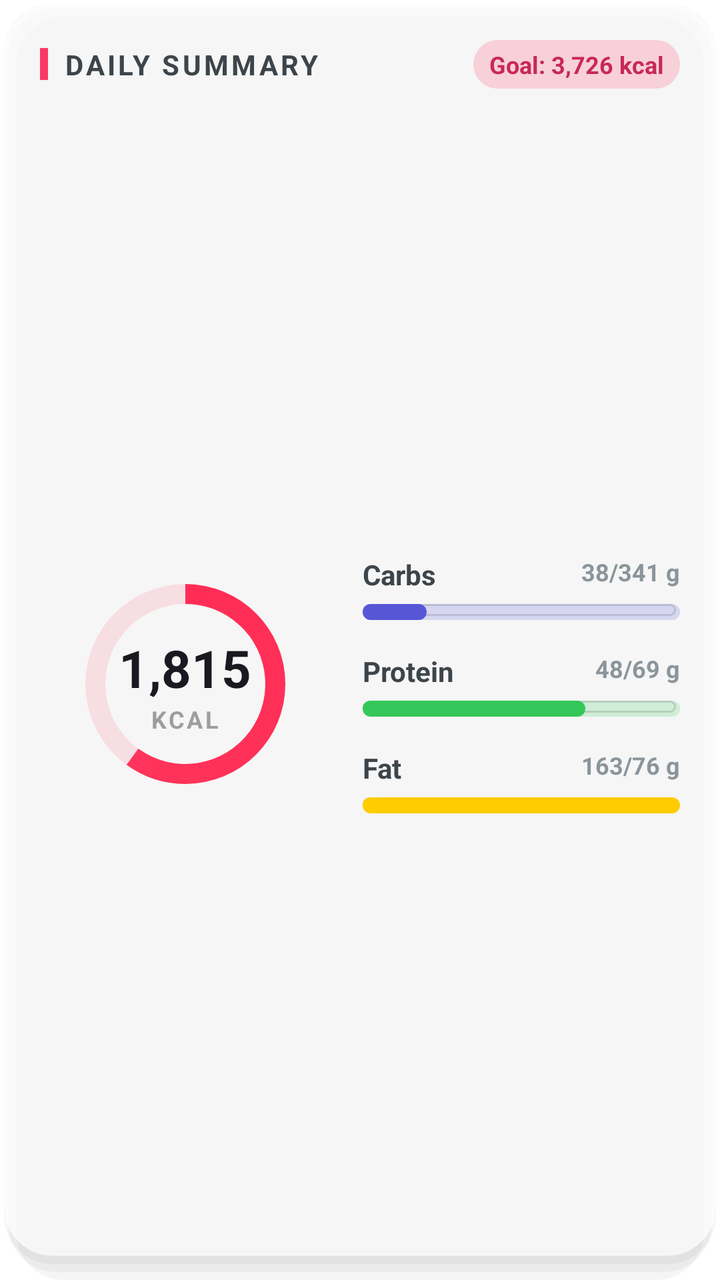
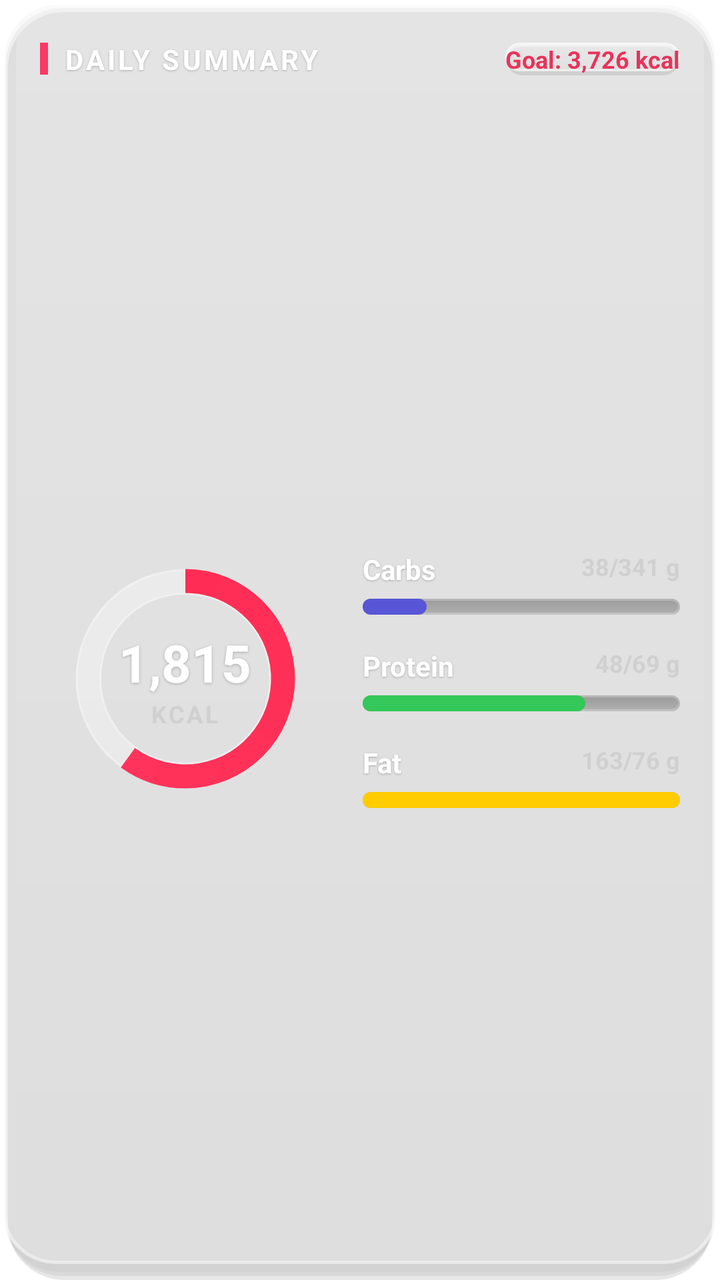

Two renders of the same Android screen: before a commit and after it. Below are the layout's source before the change and the commit's diff.
<!-- AndroidManifest.xml: fallback theme Theme.MaterialComponents.DayNight.NoActionBar -->
<!-- res/layout/widget_layout.xml -->
<?xml version="1.0" encoding="utf-8"?>
<RelativeLayout xmlns:android="http://schemas.android.com/apk/res/android"
    android:layout_width="match_parent"
    android:layout_height="match_parent"
    android:background="@drawable/widget_bg_skeuomorphic"
    android:padding="20dp">

    
    <RelativeLayout
        android:id="@+id/header_layout"
        android:layout_width="match_parent"
        android:layout_height="wrap_content">

        <LinearLayout
            android:layout_width="wrap_content"
            android:layout_height="wrap_content"
            android:layout_centerVertical="true"
            android:layout_alignParentStart="true"
            android:orientation="horizontal"
            android:gravity="center_vertical">

            <FrameLayout
                android:layout_width="4dp"
                android:layout_height="16dp"
                android:background="#FA3964" />

            <TextView
                android:layout_width="wrap_content"
                android:layout_height="wrap_content"
                android:layout_marginStart="8dp"
                android:text="DAILY SUMMARY"
                android:textColor="#3D454A"
                android:textSize="14sp"
                android:textStyle="bold"
                android:letterSpacing="0.1" />
        </LinearLayout>

        <TextView
            android:id="@+id/tv_goal"
            android:layout_width="wrap_content"
            android:layout_height="wrap_content"
            android:layout_alignParentEnd="true"
            android:layout_centerVertical="true"
            android:background="@drawable/bg_pill"
            android:text="Goal: 3,726 kcal"
            android:textColor="#C82855"
            android:textSize="12sp"
            android:textStyle="bold" />
    </RelativeLayout>

    
    <LinearLayout
        android:layout_width="match_parent"
        android:layout_height="match_parent"
        android:layout_below="@id/header_layout"
        android:layout_marginTop="20dp"
        android:baselineAligned="false"
        android:orientation="horizontal">

        
        <RelativeLayout
            android:layout_width="0dp"
            android:layout_height="match_parent"
            android:layout_weight="1"
            android:gravity="center">

            <ProgressBar
                android:id="@+id/pb_calories"
                style="?android:attr/progressBarStyleHorizontal"
                android:layout_width="120dp"
                android:layout_height="120dp"
                android:indeterminate="false"
                android:max="100"
                android:progress="60"
                android:progressDrawable="@drawable/pb_cal"
                android:layout_centerInParent="true" />

            <LinearLayout
                android:layout_width="wrap_content"
                android:layout_height="wrap_content"
                android:layout_centerInParent="true"
                android:gravity="center"
                android:orientation="vertical">

                <TextView
                    android:id="@+id/tv_cal_consumed"
                    android:layout_width="wrap_content"
                    android:layout_height="wrap_content"
                    android:text="1,815"
                    android:textColor="#181A1F"
                    android:textSize="26sp"
                    android:textStyle="bold" />

                <TextView
                    android:layout_width="wrap_content"
                    android:layout_height="wrap_content"
                    android:text="KCAL"
                    android:textColor="#9E9E9E"
                    android:textSize="12sp"
                    android:textStyle="bold"
                    android:letterSpacing="0.1" />
            </LinearLayout>
        </RelativeLayout>

        
        <LinearLayout
            android:layout_width="0dp"
            android:layout_height="match_parent"
            android:layout_weight="1.2"
            android:gravity="center_vertical"
            android:orientation="vertical"
            android:paddingStart="16dp">

            
            <RelativeLayout
                android:layout_width="match_parent"
                android:layout_height="wrap_content"
                android:layout_marginBottom="16dp">

                <TextView
                    android:layout_width="wrap_content"
                    android:layout_height="wrap_content"
                    android:layout_alignParentStart="true"
                    android:text="Carbs"
                    android:textColor="#3D454A"
                    android:textSize="14sp"
                    android:textStyle="bold" />

                <TextView
                    android:id="@+id/tv_carbs"
                    android:layout_width="wrap_content"
                    android:layout_height="wrap_content"
                    android:layout_alignParentEnd="true"
                    android:text="38/341 g"
                    android:textColor="#8B959A"
                    android:textSize="12sp"
                    android:textStyle="bold" />

                <ProgressBar
                    android:id="@+id/pb_carbs_bar"
                    style="?android:attr/progressBarStyleHorizontal"
                    android:layout_width="match_parent"
                    android:layout_height="8dp"
                    android:layout_below="@+id/tv_carbs"
                    android:layout_marginTop="8dp"
                    android:indeterminate="false"
                    android:max="100"
                    android:progress="20"
                    android:progressDrawable="@drawable/pb_carbs" />
            </RelativeLayout>

            
            <RelativeLayout
                android:layout_width="match_parent"
                android:layout_height="wrap_content"
                android:layout_marginBottom="16dp">

                <TextView
                    android:layout_width="wrap_content"
                    android:layout_height="wrap_content"
                    android:layout_alignParentStart="true"
                    android:text="Protein"
                    android:textColor="#3D454A"
                    android:textSize="14sp"
                    android:textStyle="bold" />

                <TextView
                    android:id="@+id/tv_protein"
                    android:layout_width="wrap_content"
                    android:layout_height="wrap_content"
                    android:layout_alignParentEnd="true"
                    android:text="48/69 g"
                    android:textColor="#8B959A"
                    android:textSize="12sp"
                    android:textStyle="bold" />

                <ProgressBar
                    android:id="@+id/pb_protein_bar"
                    style="?android:attr/progressBarStyleHorizontal"
                    android:layout_width="match_parent"
                    android:layout_height="8dp"
                    android:layout_below="@+id/tv_protein"
                    android:layout_marginTop="8dp"
                    android:indeterminate="false"
                    android:max="100"
                    android:progress="70"
                    android:progressDrawable="@drawable/pb_protein" />
            </RelativeLayout>

            
            <RelativeLayout
                android:layout_width="match_parent"
                android:layout_height="wrap_content">

                <TextView
                    android:layout_width="wrap_content"
                    android:layout_height="wrap_content"
                    android:layout_alignParentStart="true"
                    android:text="Fat"
                    android:textColor="#3D454A"
                    android:textSize="14sp"
                    android:textStyle="bold" />

                <TextView
                    android:id="@+id/tv_fat"
                    android:layout_width="wrap_content"
                    android:layout_height="wrap_content"
                    android:layout_alignParentEnd="true"
                    android:text="163/76 g"
                    android:textColor="#8B959A"
                    android:textSize="12sp"
                    android:textStyle="bold" />

                <ProgressBar
                    android:id="@+id/pb_fat_bar"
                    style="?android:attr/progressBarStyleHorizontal"
                    android:layout_width="match_parent"
                    android:layout_height="8dp"
                    android:layout_below="@+id/tv_fat"
                    android:layout_marginTop="8dp"
                    android:indeterminate="false"
                    android:max="100"
                    android:progress="100"
                    android:progressDrawable="@drawable/pb_fat" />
            </RelativeLayout>

        </LinearLayout>
    </LinearLayout>

</RelativeLayout>
<!-- resources referenced by this layout -->
<resources>
  <!-- drawable bg_pill (drawable) -->
  <?xml version="1.0" encoding="utf-8"?>
  <shape xmlns:android="http://schemas.android.com/apk/res/android"
      android:shape="rectangle">
      <solid android:color="#33FA3964" />
      <corners android:radius="16dp" />
      <padding android:left="8dp" android:top="4dp" android:right="8dp" android:bottom="4dp" />
  </shape>
  <!-- drawable pb_cal (drawable) -->
  <?xml version="1.0" encoding="utf-8"?>
  <layer-list xmlns:android="http://schemas.android.com/apk/res/android">
      <item android:id="@android:id/background">
          <shape
              android:shape="ring"
              android:innerRadiusRatio="3"
              android:thicknessRatio="12"
              android:useLevel="false">
              <solid android:color="#20FA3964" />
          </shape>
      </item>
      <item android:id="@android:id/progress">
          <rotate
              android:fromDegrees="270"
              android:toDegrees="270">
              <shape
                  android:shape="ring"
                  android:innerRadiusRatio="3"
                  android:thicknessRatio="12"
                  android:useLevel="true">
                  <gradient
                      android:startColor="#FF2D55"
                      android:endColor="#FF375F"
                      android:type="sweep" />
              </shape>
          </rotate>
      </item>
  </layer-list>
  <!-- drawable pb_carbs (drawable) -->
  <?xml version="1.0" encoding="utf-8"?>
  <layer-list xmlns:android="http://schemas.android.com/apk/res/android">
      
      <item>
          <shape>
              <corners android:radius="4dp"/>
              <solid android:color="#335856D6"/> 
          </shape>
      </item>
      
      <item android:bottom="2dp" android:right="2dp">
          <shape>
              <corners android:radius="4dp"/>
              <stroke android:width="1dp" android:color="#20000000"/>
          </shape>
      </item>
      
      
      <item android:id="@android:id/progress">
          <scale android:scaleWidth="100%">
              <shape>
                  <corners android:radius="4dp" />
                  <solid android:color="#5856D6" /> 
              </shape>
          </scale>
      </item>
  </layer-list>
  <!-- drawable pb_fat (drawable) -->
  <?xml version="1.0" encoding="utf-8"?>
  <layer-list xmlns:android="http://schemas.android.com/apk/res/android">
      
      <item>
          <shape>
              <corners android:radius="4dp"/>
              <solid android:color="#33FFCC00"/> 
          </shape>
      </item>
      
      <item android:bottom="2dp" android:right="2dp">
          <shape>
              <corners android:radius="4dp"/>
              <stroke android:width="1dp" android:color="#20000000"/>
          </shape>
      </item>
      
      
      <item android:id="@android:id/progress">
          <scale android:scaleWidth="100%">
              <shape>
                  <corners android:radius="4dp" />
                  <solid android:color="#FFCC00" />
              </shape>
          </scale>
      </item>
  </layer-list>
  <!-- drawable pb_protein (drawable) -->
  <?xml version="1.0" encoding="utf-8"?>
  <layer-list xmlns:android="http://schemas.android.com/apk/res/android">
      
      <item>
          <shape>
              <corners android:radius="4dp"/>
              <solid android:color="#3334C759"/> 
          </shape>
      </item>
      
      <item android:bottom="2dp" android:right="2dp">
          <shape>
              <corners android:radius="4dp"/>
              <stroke android:width="1dp" android:color="#20000000"/>
          </shape>
      </item>
      
      
      <item android:id="@android:id/progress">
          <scale android:scaleWidth="100%">
              <shape>
                  <corners android:radius="4dp" />
                  <solid android:color="#34C759" />
              </shape>
          </scale>
      </item>
  </layer-list>
  <!-- drawable widget_bg_skeuomorphic (drawable) -->
  <?xml version="1.0" encoding="utf-8"?>
  <layer-list xmlns:android="http://schemas.android.com/apk/res/android">
      
      <item android:top="2dp" android:left="2dp" android:right="2dp" android:bottom="8dp">
          <shape><corners android:radius="24dp"/><solid android:color="#0A000000"/></shape>
      </item>
      <item android:top="4dp" android:left="4dp" android:right="4dp" android:bottom="4dp">
          <shape><corners android:radius="24dp"/><solid android:color="#0A000000"/></shape>
      </item>
      <item android:top="8dp" android:left="8dp" android:right="8dp" android:bottom="0dp">
          <shape><corners android:radius="24dp"/><solid android:color="#0A000000"/></shape>
      </item>
      
      
      <item android:bottom="12dp" android:left="2dp" android:right="2dp" android:top="2dp">
          <shape android:shape="rectangle">
              <corners android:radius="24dp" />
              
              <solid android:color="#B3FFFFFF" />
              
              <stroke android:width="1dp" android:color="#80FFFFFF" />
          </shape>
      </item>
  </layer-list>
</resources>

<!-- the commit's change to res/layout/widget_layout.xml (unified diff, before → after) -->
@@ -29,10 +29,14 @@
                 android:layout_height="wrap_content"
                 android:layout_marginStart="8dp"
                 android:text="DAILY SUMMARY"
-                android:textColor="#3D454A"
+                android:textColor="#FFFFFF"
                 android:textSize="14sp"
                 android:textStyle="bold"
-                android:letterSpacing="0.1" />
+                android:letterSpacing="0.1"
+                android:shadowColor="#40000000"
+                android:shadowDx="0"
+                android:shadowDy="1"
+                android:shadowRadius="2" />
         </LinearLayout>
 
         <TextView
@@ -43,7 +47,7 @@
             android:layout_centerVertical="true"
             android:background="@drawable/bg_pill"
             android:text="Goal: 3,726 kcal"
-            android:textColor="#C82855"
+            android:textColor="#E8335A"
             android:textSize="12sp"
             android:textStyle="bold" />
     </RelativeLayout>
@@ -87,7 +91,11 @@
                     android:layout_width="wrap_content"
                     android:layout_height="wrap_content"
                     android:text="1,815"
-                    android:textColor="#181A1F"
+                    android:textColor="#FFFFFF"
+                    android:shadowColor="#40000000"
+                    android:shadowDx="0"
+                    android:shadowDy="1"
+                    android:shadowRadius="3"
                     android:textSize="26sp"
                     android:textStyle="bold" />
 
@@ -95,7 +103,7 @@
                     android:layout_width="wrap_content"
                     android:layout_height="wrap_content"
                     android:text="KCAL"
-                    android:textColor="#9E9E9E"
+                    android:textColor="#D0D0D0"
                     android:textSize="12sp"
                     android:textStyle="bold"
                     android:letterSpacing="0.1" />
@@ -122,7 +130,11 @@
                     android:layout_height="wrap_content"
                     android:layout_alignParentStart="true"
                     android:text="Carbs"
-                    android:textColor="#3D454A"
+                    android:textColor="#FFFFFF"
+                    android:shadowColor="#40000000"
+                    android:shadowDx="0"
+                    android:shadowDy="1"
+                    android:shadowRadius="2"
                     android:textSize="14sp"
                     android:textStyle="bold" />
 
@@ -132,7 +144,7 @@
                     android:layout_height="wrap_content"
                     android:layout_alignParentEnd="true"
                     android:text="38/341 g"
-                    android:textColor="#8B959A"
+                    android:textColor="#D0D0D0"
                     android:textSize="12sp"
                     android:textStyle="bold" />
 
@@ -160,7 +172,11 @@
                     android:layout_height="wrap_content"
                     android:layout_alignParentStart="true"
                     android:text="Protein"
-                    android:textColor="#3D454A"
+                    android:textColor="#FFFFFF"
+                    android:shadowColor="#40000000"
+                    android:shadowDx="0"
+                    android:shadowDy="1"
+                    android:shadowRadius="2"
                     android:textSize="14sp"
                     android:textStyle="bold" />
 
@@ -170,7 +186,7 @@
                     android:layout_height="wrap_content"
                     android:layout_alignParentEnd="true"
                     android:text="48/69 g"
-                    android:textColor="#8B959A"
+                    android:textColor="#D0D0D0"
                     android:textSize="12sp"
                     android:textStyle="bold" />
 
@@ -197,7 +213,11 @@
                     android:layout_height="wrap_content"
                     android:layout_alignParentStart="true"
                     android:text="Fat"
-                    android:textColor="#3D454A"
+                    android:textColor="#FFFFFF"
+                    android:shadowColor="#40000000"
+                    android:shadowDx="0"
+                    android:shadowDy="1"
+                    android:shadowRadius="2"
                     android:textSize="14sp"
                     android:textStyle="bold" />
 
@@ -207,7 +227,7 @@
                     android:layout_height="wrap_content"
                     android:layout_alignParentEnd="true"
                     android:text="163/76 g"
-                    android:textColor="#8B959A"
+                    android:textColor="#D0D0D0"
                     android:textSize="12sp"
                     android:textStyle="bold" />
 
<!-- resource entries referenced after the edit -->
@@ -2,32 +2,59 @@
 <resources>
   <!-- drawable bg_pill (drawable) -->
   <?xml version="1.0" encoding="utf-8"?>
-  <shape xmlns:android="http://schemas.android.com/apk/res/android"
-      android:shape="rectangle">
-      <solid android:color="#33FA3964" />
-      <corners android:radius="16dp" />
-      <padding android:left="8dp" android:top="4dp" android:right="8dp" android:bottom="4dp" />
-  </shape>
+  <layer-list xmlns:android="http://schemas.android.com/apk/res/android">
+      
+      <item android:top="2dp" android:left="1dp" android:right="1dp" android:bottom="0dp">
+          <shape android:shape="rectangle">
+              <corners android:radius="20dp" />
+              <solid android:color="#18000000" />
+          </shape>
+      </item>
+      
+      
+      <item android:bottom="2dp">
+          <shape android:shape="rectangle">
+              <corners android:radius="20dp" />
+              <solid android:color="#60FFFFFF" />
+              <stroke android:width="1dp" android:color="#90FFFFFF" />
+          </shape>
+      </item>
+      
+      
+      <item android:bottom="2dp" android:left="4dp" android:right="4dp" android:top="0dp">
+          <shape android:shape="rectangle">
+              <corners android:radius="18dp" />
+              <gradient
+                  android:startColor="#40FFFFFF"
+                  android:endColor="#00FFFFFF"
+                  android:angle="270" />
+          </shape>
+      </item>
+  </layer-list>
   <!-- drawable pb_cal (drawable) -->
   <?xml version="1.0" encoding="utf-8"?>
   <layer-list xmlns:android="http://schemas.android.com/apk/res/android">
+      
       <item android:id="@android:id/background">
           <shape
               android:shape="ring"
-              android:innerRadiusRatio="3"
-              android:thicknessRatio="12"
+              android:innerRadiusRatio="2.8"
+              android:thicknessRatio="10"
               android:useLevel="false">
-              <solid android:color="#20FA3964" />
+              
+              <solid android:color="#50FFFFFF" />
+              <stroke android:width="1dp" android:color="#60FFFFFF" />
           </shape>
       </item>
+      
       <item android:id="@android:id/progress">
           <rotate
               android:fromDegrees="270"
               android:toDegrees="270">
               <shape
                   android:shape="ring"
-                  android:innerRadiusRatio="3"
-                  android:thicknessRatio="12"
+                  android:innerRadiusRatio="2.8"
+                  android:thicknessRatio="10"
                   android:useLevel="true">
                   <gradient
                       android:startColor="#FF2D55"
@@ -41,26 +68,15 @@
   <?xml version="1.0" encoding="utf-8"?>
   <layer-list xmlns:android="http://schemas.android.com/apk/res/android">
       
-      <item>
-          <shape>
-              <corners android:radius="4dp"/>
-              <solid android:color="#335856D6"/> 
-          </shape>
-      </item>
-      
-      <item android:bottom="2dp" android:right="2dp">
-          <shape>
-              <corners android:radius="4dp"/>
-              <stroke android:width="1dp" android:color="#20000000"/>
-          </shape>
-      </item>
+      <item android:id="@android:id/background"
+          android:drawable="@drawable/progress_bg_inset" />
       
       
       <item android:id="@android:id/progress">
           <scale android:scaleWidth="100%">
               <shape>
-                  <corners android:radius="4dp" />
-                  <solid android:color="#5856D6" /> 
+                  <corners android:radius="6dp" />
+                  <solid android:color="#5856D6" />
               </shape>
           </scale>
       </item>
@@ -69,25 +85,14 @@
   <?xml version="1.0" encoding="utf-8"?>
   <layer-list xmlns:android="http://schemas.android.com/apk/res/android">
       
-      <item>
-          <shape>
-              <corners android:radius="4dp"/>
-              <solid android:color="#33FFCC00"/> 
-          </shape>
-      </item>
-      
-      <item android:bottom="2dp" android:right="2dp">
-          <shape>
-              <corners android:radius="4dp"/>
-              <stroke android:width="1dp" android:color="#20000000"/>
-          </shape>
-      </item>
+      <item android:id="@android:id/background"
+          android:drawable="@drawable/progress_bg_inset" />
       
       
       <item android:id="@android:id/progress">
           <scale android:scaleWidth="100%">
               <shape>
-                  <corners android:radius="4dp" />
+                  <corners android:radius="6dp" />
                   <solid android:color="#FFCC00" />
               </shape>
           </scale>
@@ -97,25 +102,14 @@
   <?xml version="1.0" encoding="utf-8"?>
   <layer-list xmlns:android="http://schemas.android.com/apk/res/android">
       
-      <item>
-          <shape>
-              <corners android:radius="4dp"/>
-              <solid android:color="#3334C759"/> 
-          </shape>
-      </item>
-      
-      <item android:bottom="2dp" android:right="2dp">
-          <shape>
-              <corners android:radius="4dp"/>
-              <stroke android:width="1dp" android:color="#20000000"/>
-          </shape>
-      </item>
+      <item android:id="@android:id/background"
+          android:drawable="@drawable/progress_bg_inset" />
       
       
       <item android:id="@android:id/progress">
           <scale android:scaleWidth="100%">
               <shape>
-                  <corners android:radius="4dp" />
+                  <corners android:radius="6dp" />
                   <solid android:color="#34C759" />
               </shape>
           </scale>
@@ -125,24 +119,65 @@
   <?xml version="1.0" encoding="utf-8"?>
   <layer-list xmlns:android="http://schemas.android.com/apk/res/android">
       
-      <item android:top="2dp" android:left="2dp" android:right="2dp" android:bottom="8dp">
-          <shape><corners android:radius="24dp"/><solid android:color="#0A000000"/></shape>
+      <item android:top="6dp" android:left="4dp" android:right="4dp" android:bottom="0dp">
+          <shape><corners android:radius="28dp"/><solid android:color="#18000000"/></shape>
       </item>
-      <item android:top="4dp" android:left="4dp" android:right="4dp" android:bottom="4dp">
-          <shape><corners android:radius="24dp"/><solid android:color="#0A000000"/></shape>
+      <item android:top="4dp" android:left="3dp" android:right="3dp" android:bottom="2dp">
+          <shape><corners android:radius="28dp"/><solid android:color="#10000000"/></shape>
       </item>
-      <item android:top="8dp" android:left="8dp" android:right="8dp" android:bottom="0dp">
-          <shape><corners android:radius="24dp"/><solid android:color="#0A000000"/></shape>
+      <item android:top="2dp" android:left="2dp" android:right="2dp" android:bottom="4dp">
+          <shape><corners android:radius="28dp"/><solid android:color="#08000000"/></shape>
+      </item>
+  
+      
+      <item android:bottom="8dp" android:left="1dp" android:right="1dp" android:top="1dp">
+          <shape android:shape="rectangle">
+              <corners android:radius="26dp" />
+              
+              <solid android:color="#40FFFFFF" />
+              
+              <stroke android:width="1.5dp" android:color="#80FFFFFF" />
+          </shape>
+      </item>
+  
+      
+      <item android:bottom="8dp" android:left="8dp" android:right="8dp" android:top="1dp">
+          <shape android:shape="rectangle">
+              <corners android:radius="24dp" />
+              <gradient
+                  android:startColor="#30FFFFFF"
+                  android:endColor="#00FFFFFF"
+                  android:angle="270" />
+          </shape>
+      </item>
+  </layer-list>
+  <!-- drawable progress_bg_inset (drawable) -->
+  <?xml version="1.0" encoding="utf-8"?>
+  <layer-list xmlns:android="http://schemas.android.com/apk/res/android">
+      
+      <item>
+          <shape>
+              <corners android:radius="6dp"/>
+              <solid android:color="#30000000"/>
+          </shape>
       </item>
       
       
-      <item android:bottom="12dp" android:left="2dp" android:right="2dp" android:top="2dp">
-          <shape android:shape="rectangle">
-              <corners android:radius="24dp" />
-              
-              <solid android:color="#B3FFFFFF" />
-              
-              <stroke android:width="1dp" android:color="#80FFFFFF" />
+      <item android:top="1dp" android:left="1dp" android:right="1dp" android:bottom="1dp">
+          <shape>
+              <corners android:radius="5dp"/>
+              <solid android:color="#20000000"/>
+          </shape>
+      </item>
+      
+      
+      <item android:top="2dp" android:left="1dp" android:right="1dp" android:bottom="0dp">
+          <shape>
+              <corners android:radius="5dp"/>
+              <gradient
+                  android:startColor="#00FFFFFF"
+                  android:endColor="#30FFFFFF"
+                  android:angle="270" />
           </shape>
       </item>
   </layer-list>
